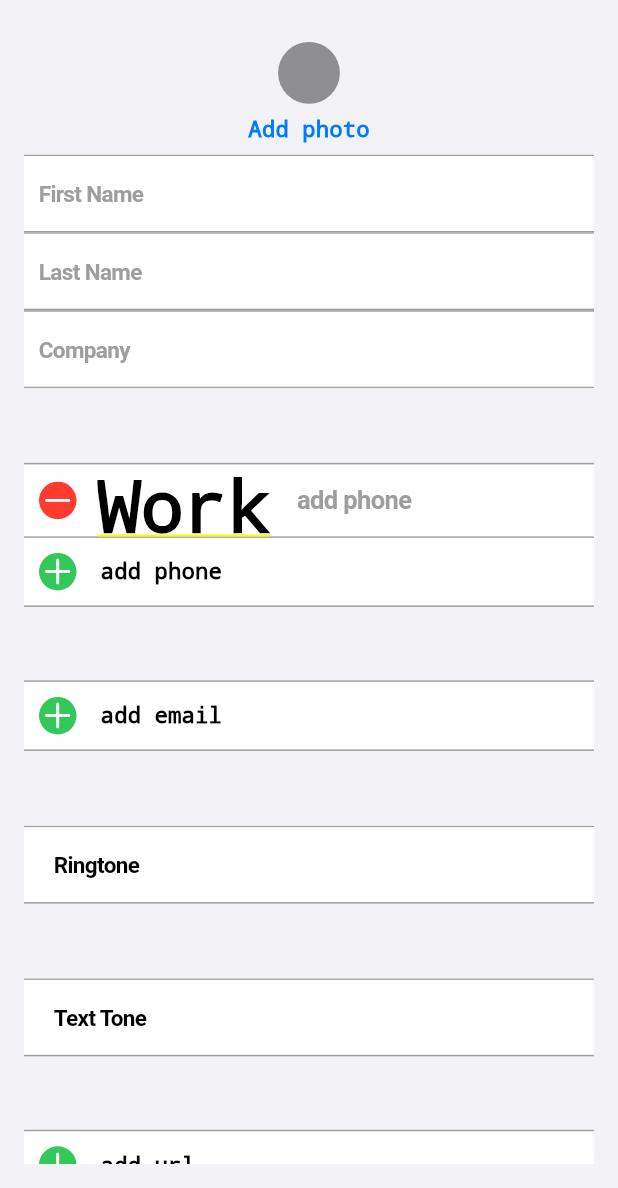
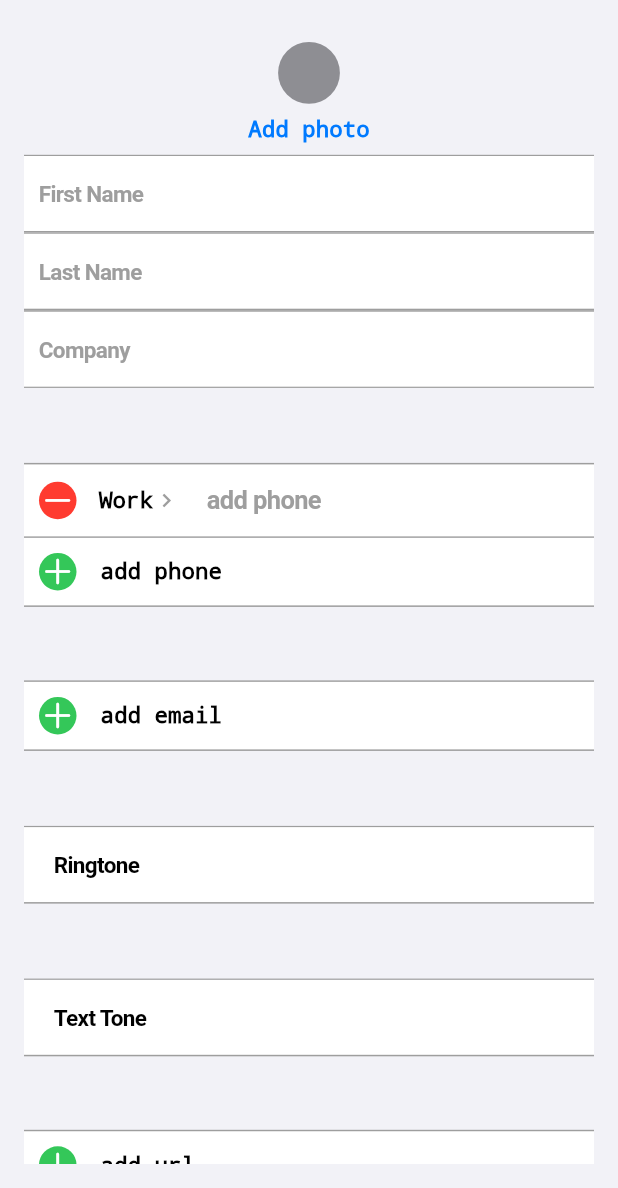
Before and after one commit to jinovative/Contacts, a Flutter app: the ContactDetailScreen screen opened directly, after a tap on "Work", on a phone screen of 412 x 824 dp, the part 48-1236 px from its top. Run offline on Flutter 3.47's test engine with Material 2 defaults, Android fonts, the phone set to English and light mode, and no system bars; drawn by our look-alikes of flutter_slidable.

Commit message:
ADD: category box

```diff
--- a/lib/screens/contact_detail_screen.dart
+++ b/lib/screens/contact_detail_screen.dart
@@ -42,6 +42,33 @@ class NewFieldSelectionPage extends StatelessWidget {
   }
 }
 
+class AddPhoneSelectionPage extends StatelessWidget {
+  @override
+  Widget build(BuildContext context) {
+    return Scaffold(
+      appBar: AppBar(title: Text('Add New Field')),
+      body: ListView(
+        children: [
+          ListTile(
+            title: Text('Option 1'),
+            onTap: () {
+              Navigator.pop(context, 'Option 1'); // Return the selected option
+            },
+          ),
+          ListTile(
+            title: Text('Option 2'),
+            onTap: () {
+              Navigator.pop(context, 'Option 2'); // Return the selected option
+            },
+          ),
+          // Add more options as needed
+        ],
+      ),
+    );
+  }
+}
+
+
 class _ContactDetailScreenState extends State<ContactDetailScreen> {
   final TextEditingController firstNameController = TextEditingController();
   final TextEditingController lastNameController = TextEditingController();
@@ -70,10 +97,18 @@ class _ContactDetailScreenState extends State<ContactDetailScreen> {
   bool showSocialProfileField = false;
   bool showInstantMessageField = false;
 
+  String selectedOption = '';
+
   final SlidableController slidableController = SlidableController();
 
   double imageSize = 100.0; // Initial size of the image
 
+  void _toggleRemoveField() {
+    setState(() {
+      showAddPhoneField = !showAddPhoneField;
+      // Perform any additional logic for removing the field here
+    });
+  }
 
   void _toggleAddPhoneField() {
     setState(() {
@@ -186,7 +221,11 @@ class _ContactDetailScreenState extends State<ContactDetailScreen> {
   }
 
   Widget _buildDeleteIcon() {
-    return Container(
+    return GestureDetector(
+      onTap: () {
+        _toggleAddPhoneField();
+      },
+      child: Container(
         width: 25,
         height: 25,
         decoration: BoxDecoration(
@@ -197,24 +236,49 @@ class _ContactDetailScreenState extends State<ContactDetailScreen> {
           CupertinoIcons.minus,
           color: CupertinoColors.white,
         ),
+      ),
     );
   }
 
-  Widget _buildCategoryBox() {
-    return Container(
-      padding: EdgeInsets.symmetric(horizontal: 8),
-      child: Text(
-        'Work', // Category text or icon
-        style: TextStyle(
-          color: Colors.black,
-          fontWeight: FontWeight.bold,
+  Widget _buildCategoryBox(BuildContext context) {
+    return GestureDetector(
+      onTap: () {
+        Navigator.push(
+          context,
+          CupertinoPageRoute(builder: (context) => AddPhoneSelectionPage()),
+        );
+      },
+      child: Container(
+        padding: EdgeInsets.symmetric(horizontal: 8),
+        child: Row(
+          children: [
+
+            SizedBox(width: 1),
+            Text(
+              'Work',
+              style: TextStyle(
+                fontSize: 15,
+                color: Colors.black,
+                fontWeight: FontWeight.bold,
+                decoration: TextDecoration.none,
+              ),
+            ),
+            Icon(
+              Icons.chevron_right_outlined,
+              color: Colors.grey,
+              size: 18,
+            ),
+          ],
         ),
       ),
     );
   }
 
+
+
   Widget build(BuildContext context) {
     return CupertinoPageScaffold(
+
       backgroundColor: CupertinoColors.secondarySystemBackground,
       navigationBar: CupertinoNavigationBar(
         middle: Text(
@@ -401,6 +465,7 @@ class _ContactDetailScreenState extends State<ContactDetailScreen> {
             SizedBox(height: 50.0,),
 
             GestureDetector(
+
               onTap: () {
                 FocusScope.of(context).unfocus();
                 _toggleAddPhoneField();
@@ -453,7 +518,7 @@ class _ContactDetailScreenState extends State<ContactDetailScreen> {
                             SizedBox(width: 10),
                             _buildDeleteIcon(),
                             SizedBox(width: 6),
-                            _buildCategoryBox(), // Add the category box here
+                            _buildCategoryBox(context), // Replace this with your category box widget
                           ],
                         ),
                       ),
```
